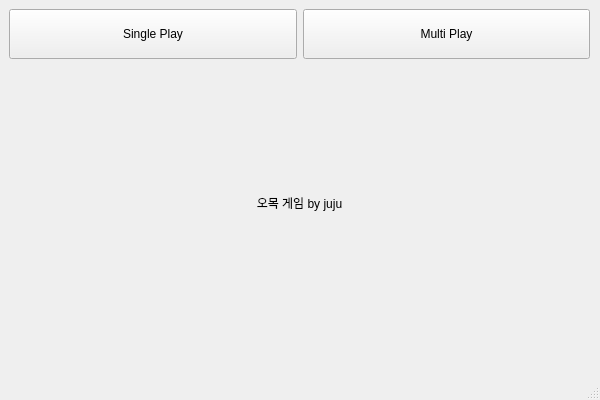
Before: the Qt Designer form initWindow.ui in jujuwon/jumok, drawn with Qt 5.
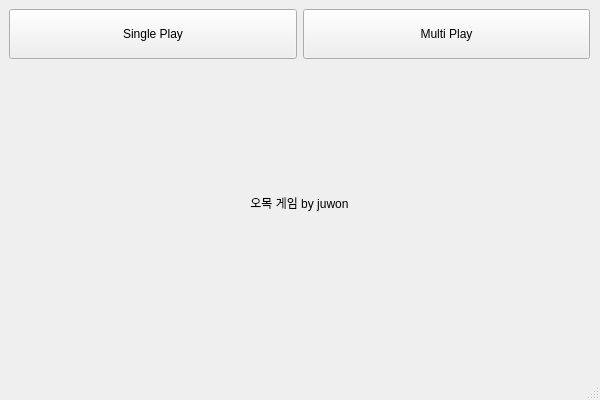
After: the same form once the commit is applied.

What changed in the file:
```diff
--- a/initWindow.ui
+++ b/initWindow.ui
@@ -57,7 +57,7 @@
      <item>
       <widget class="QLabel" name="label">
        <property name="text">
-        <string>오목 게임 by juju</string>
+        <string>오목 게임 by juwon</string>
        </property>
        <property name="alignment">
         <set>Qt::AlignCenter</set>
```
